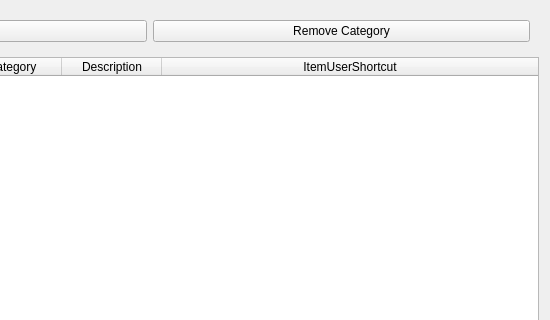
This is src/SCE/EventsWidget/eventswidget.ui in RiverChriss/openshot-qt-SCE as Qt 5 draws it before an edit; both pictures show x 250 to 800 and y 0 to 320 of the 800 by 600 pixel window. The edited form follows.
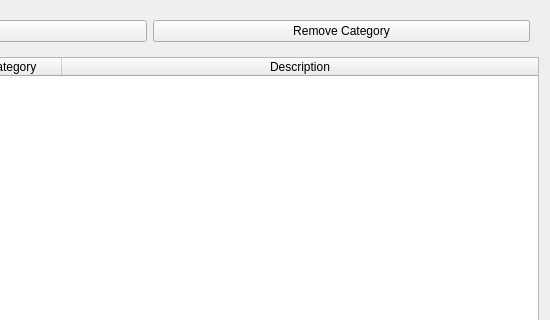
This is the edited form.

Commit message:
Remove extra column for the shortcut
- The logic could have been add in the column of the shortcut

```diff
--- a/src/SCE/EventsWidget/eventswidget.ui
+++ b/src/SCE/EventsWidget/eventswidget.ui
@@ -78,11 +78,6 @@
        <string>Description</string>
       </property>
      </column>
-     <column>
-      <property name="text">
-       <string>ItemUserShortcut</string>
-      </property>
-     </column>
     </widget>
    </item>
    <item row="2" column="0">
```
The commit also changes 3 other files.
